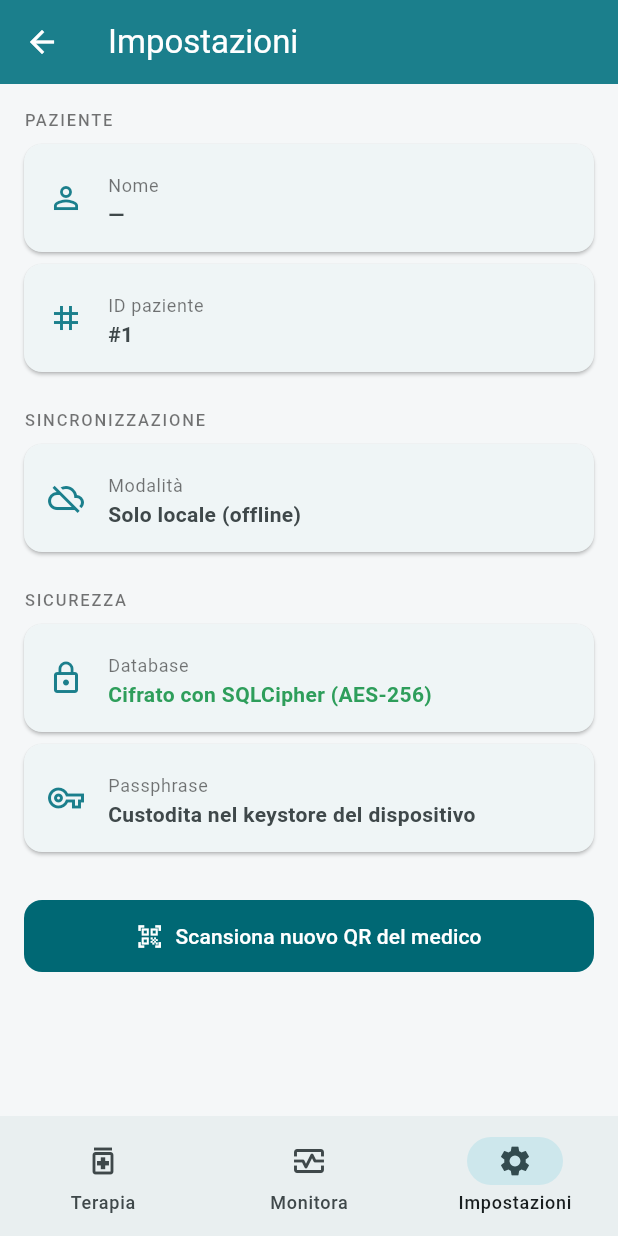
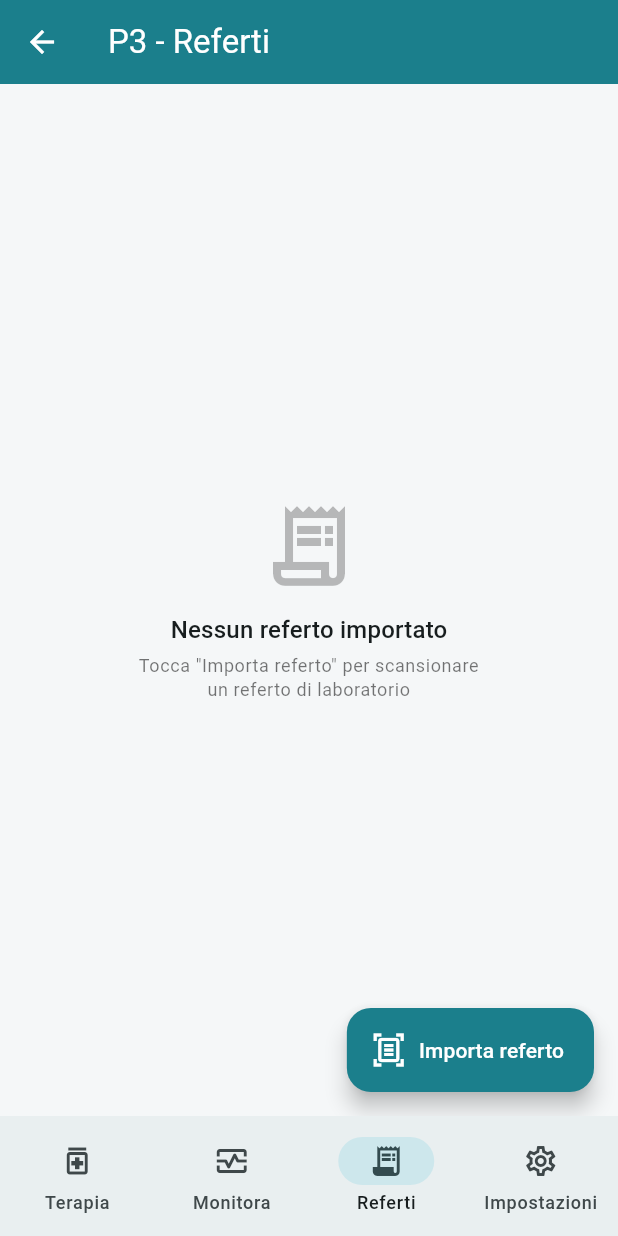
Before and after one commit to robrolfo1960-source/dicadoc, a Flutter app: the _HomeScreen screen opened by its route, item 3 of the bottom bar chosen, on a phone screen of 412 x 824 dp. Run offline on Flutter 3.47's test engine with Material 3 defaults, Android fonts, the phone set to English and light mode, and no system bars; our stand-ins replace drift, flutter_local_notifications, flutter_riverpod, flutter_secure_storage, flutter_timezone, image_picker and 1 more; missing offline and left inert: google_mlkit_text_recognition, mobile_scanner; accounts and stored records are empty; generated files the repository leaves out were written again.

Commit message:
feat: Fase 4 - P3 REFERTI con OCR ML Kit on-device (F5)
F5 OCR - Import referti di laboratorio via fotocamera / galleria:
- google_mlkit_text_recognition: OCR Latin script on-device (no server)
- image_picker: foto da fotocamera o galleria
- RefertiRepository.estraiDaImmagine(): OCR → regex da TemplateReferti → ValoreEstratto[]
- RefertiRepository.salva(): inserisce in Misurazioni con fonteEffettiva=ocrReferto
- 4 TemplateReferti nel seed (pressione sistolica/diastolica, glicemia, peso)

P3 REFERTI - Schermata import:
- FAB "Importa referto" → scelta fotocamera / galleria
- ImageSourceSheet: bottom sheet di selezione sorgente immagine
- OcrReviewSheet: review valori estratti con campi editabili,
  checkbox per includere/escludere, salvataggio confermato
- Storico import OCR (Misurazioni con fonte=ocrReferto)
- 4° tab NavigationBar: Terapia / Monitora / Referti / Impostazioni
- Permessi Android: READ_MEDIA_IMAGES
- iOS: NSPhotoLibraryUsageDescription in Info.plist

Co-Authored-By: Claude Sonnet 4.6 <noreply@anthropic.com>

```diff
--- a/lib/app.dart
+++ b/lib/app.dart
@@ -3,6 +3,7 @@ import 'package:flutter/material.dart';
 import 'core/theme.dart';
 import 'features/monitora/monitora_panel_screen.dart';
 import 'features/onboarding/onboarding_screen.dart';
+import 'features/referti/referti_panel_screen.dart';
 import 'features/settings/settings_screen.dart';
 import 'features/terapia/terapia_panel_screen.dart';
 
@@ -44,6 +45,7 @@ class _HomeScreenState extends State<_HomeScreen> {
         children: const [
           TerapiaPanelScreen(),
           MonitoraPanelScreen(),
+          RefertiPanelScreen(),
           SettingsScreen(),
         ],
       ),
@@ -62,6 +64,11 @@ class _HomeScreenState extends State<_HomeScreen> {
             label: 'Monitora',
           ),
           NavigationDestination(
+            icon: Icon(Icons.receipt_long_outlined),
+            selectedIcon: Icon(Icons.receipt_long),
+            label: 'Referti',
+          ),
+          NavigationDestination(
             icon: Icon(Icons.settings_outlined),
             selectedIcon: Icon(Icons.settings),
             label: 'Impostazioni',
--- /dev/null
+++ b/lib/features/referti/referti_panel_screen.dart
@@ -0,0 +1,160 @@
+import 'package:flutter/material.dart';
+import 'package:flutter_riverpod/flutter_riverpod.dart';
+import 'package:intl/intl.dart';
+
+import '../../core/theme.dart';
+import '../monitora/monitora_providers.dart';
+import 'referti_providers.dart';
+import 'widgets/image_source_sheet.dart';
+import 'widgets/ocr_review_sheet.dart';
+
+class RefertiPanelScreen extends ConsumerStatefulWidget {
+  const RefertiPanelScreen({super.key});
+
+  @override
+  ConsumerState<RefertiPanelScreen> createState() => _RefertiPanelScreenState();
+}
+
+class _RefertiPanelScreenState extends ConsumerState<RefertiPanelScreen> {
+  bool _elaborando = false;
+  String? _errore;
+
+  Future<void> _importa(String imagePath) async {
+    setState(() {
+      _elaborando = true;
+      _errore = null;
+    });
+    try {
+      final repo = ref.read(refertiRepositoryProvider);
+      final valori = await repo.estraiDaImmagine(imagePath);
+      if (!mounted) return;
+      await OcrReviewSheet.mostra(
+        context,
+        valori: valori,
+        onSalvato: () {
+          ref.invalidate(storicoOcrProvider);
+          ref.invalidate(parametriAbilitatiProvider);
+        },
+      );
+    } catch (e) {
+      setState(() => _errore = 'Errore OCR: $e');
+    } finally {
+      if (mounted) setState(() => _elaborando = false);
+    }
+  }
+
+  @override
+  Widget build(BuildContext context) {
+    final storicoAsync = ref.watch(storicoOcrProvider);
+
+    return Scaffold(
+      appBar: AppBar(title: const Text('P3 - Referti')),
+      floatingActionButton: _elaborando
+          ? FloatingActionButton(
+              onPressed: null,
+              backgroundColor: AppTheme.brand,
+              child: const SizedBox(
+                width: 24,
+                height: 24,
+                child: CircularProgressIndicator(
+                    strokeWidth: 2, color: Colors.white),
+              ),
+            )
+          : FloatingActionButton.extended(
+              backgroundColor: AppTheme.brand,
+              onPressed: () => ImageSourceSheet.mostra(
+                context,
+                onPicked: _importa,
+              ),
+              icon: const Icon(Icons.document_scanner_outlined,
+                  color: Colors.white),
+              label: const Text('Importa referto',
+                  style: TextStyle(color: Colors.white)),
+            ),
+      body: Column(
+        children: [
+          if (_errore != null)
+            MaterialBanner(
+              content: Text(_errore!),
+              actions: [
+                TextButton(
+                  onPressed: () => setState(() => _errore = null),
+                  child: const Text('OK'),
+                )
+              ],
+            ),
+          Expanded(
+            child: storicoAsync.when(
+              loading: () =>
+                  const Center(child: CircularProgressIndicator()),
+              error: (e, _) => Center(child: Text('Errore: $e')),
+              data: (storico) {
+                if (storico.isEmpty) {
+                  return const _EmptyState();
+                }
+                return ListView.builder(
+                  padding: const EdgeInsets.fromLTRB(12, 12, 12, 80),
+                  itemCount: storico.length,
+                  itemBuilder: (_, i) => _StoricoTile(storico[i] as dynamic),
+                );
+              },
+            ),
+          ),
+        ],
+      ),
+    );
+  }
+}
+
+class _EmptyState extends StatelessWidget {
+  const _EmptyState();
+
+  @override
+  Widget build(BuildContext context) {
+    return Center(
+      child: Column(
+        mainAxisSize: MainAxisSize.min,
+        children: [
+          Icon(Icons.receipt_long_outlined,
+              size: 64, color: Colors.black26),
+          const SizedBox(height: 12),
+          Text(
+            'Nessun referto importato',
+            style: Theme.of(context).textTheme.titleMedium,
+          ),
+          const SizedBox(height: 4),
+          Text(
+            'Tocca "Importa referto" per scansionare\nun referto di laboratorio',
+            textAlign: TextAlign.center,
+            style: Theme.of(context)
+                .textTheme
+                .bodySmall
+                ?.copyWith(color: Colors.black54),
+          ),
+        ],
+      ),
+    );
+  }
+}
+
+class _StoricoTile extends StatelessWidget {
+  const _StoricoTile(this.misurazione);
+  final dynamic misurazione;
+
+  @override
+  Widget build(BuildContext context) {
+    final data = DateFormat('d MMM yyyy HH:mm', 'it_IT')
+        .format(misurazione.data as DateTime);
+    return Card(
+      margin: const EdgeInsets.only(bottom: 8),
+      child: ListTile(
+        leading:
+            const Icon(Icons.receipt_outlined, color: AppTheme.brand),
+        title: Text('Import OCR'),
+        subtitle: Text(data),
+        trailing: const Icon(Icons.check_circle_outline,
+            color: AppTheme.statoOk),
+      ),
+    );
+  }
+}
--- a/pubspec.yaml
+++ b/pubspec.yaml
@@ -30,6 +30,10 @@ dependencies:
   # F4 ONBOARDING QR - scanner QR per collegamento paziente/MMG
   mobile_scanner: ^6.0.4
 
+  # F5 OCR referti - ML Kit text recognition on-device (script latino)
+  google_mlkit_text_recognition: ^0.13.1
+  image_picker: ^1.1.2
+
   # Utility
   intl: ^0.20.2
 
```
Also changed, not shown: lib/data/seed/seed_data.dart (+35 -0 lines), lib/features/referti/referti_providers.dart (added, +17 -0 lines), lib/features/referti/referti_repository.dart (added, +122 -0 lines), lib/features/referti/widgets/image_source_sheet.dart (added, +72 -0 lines), lib/features/referti/widgets/ocr_review_sheet.dart (added, +244 -0 lines), pubspec.lock, 2 other files.
